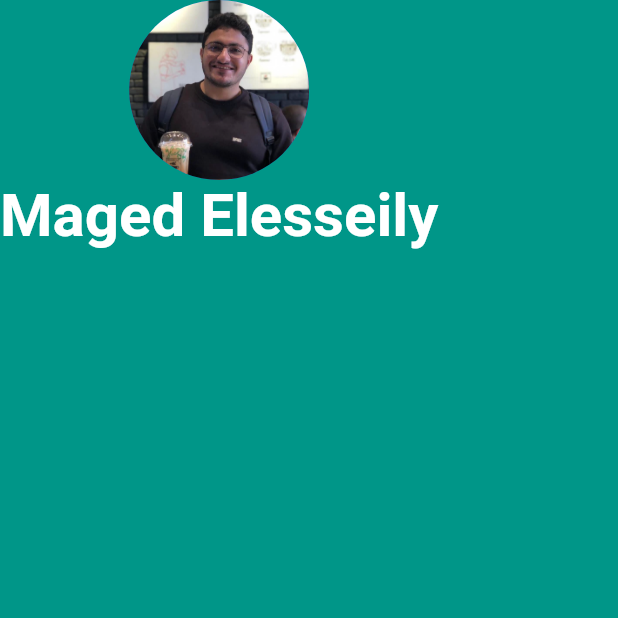
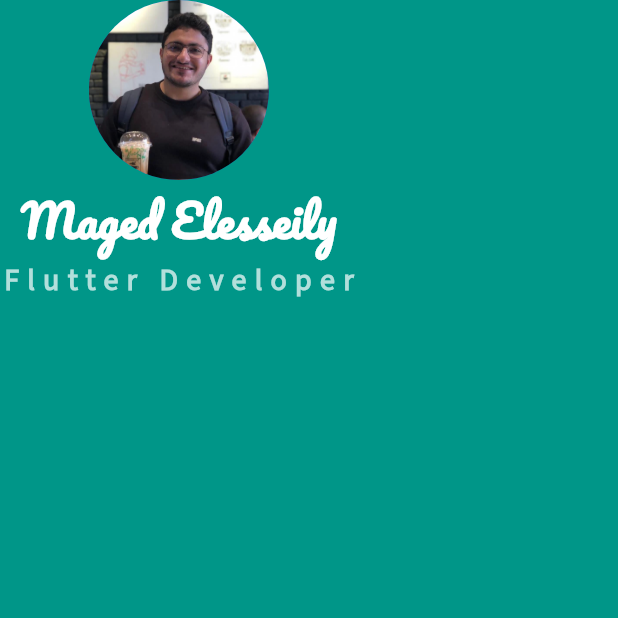
Before and after one commit to MagedGDEV/flutterApps, a Flutter app: the screen it shows after launch, on a phone screen of 412 x 824 dp, the top half of it. Run offline on Flutter 3.47's test engine with Material 2 defaults, Android fonts, the phone set to English and light mode, and no system bars.

Commit message:
Add downloaded fonts into application

```diff
--- a/mi_card/lib/main.dart
+++ b/mi_card/lib/main.dart
@@ -23,9 +23,19 @@ class MyApp extends StatelessWidget {
             Text(
               'Maged Elesseily',
               style: TextStyle(
-                  fontSize: 40,
+                  fontSize: 30,
                   color: Colors.white,
-                  fontWeight: FontWeight.bold),
+                  fontWeight: FontWeight.bold,
+                  fontFamily: 'Pacifico'),
+            ),
+            Text(
+              'Flutter Developer',
+              style: TextStyle(
+                  fontSize: 20,
+                  letterSpacing: 5.5,
+                  color: Colors.teal.shade100,
+                  fontWeight: FontWeight.bold,
+                  fontFamily: 'Source Sans 3'),
             ),
           ],
         )),
```
Also changed, not shown: mi_card/pubspec.yaml (+7 -0 lines), mi_card/fonts/Pacifico-Regular.ttf (added), mi_card/fonts/SourceSans3-Regular.ttf (added), 3 other files.
